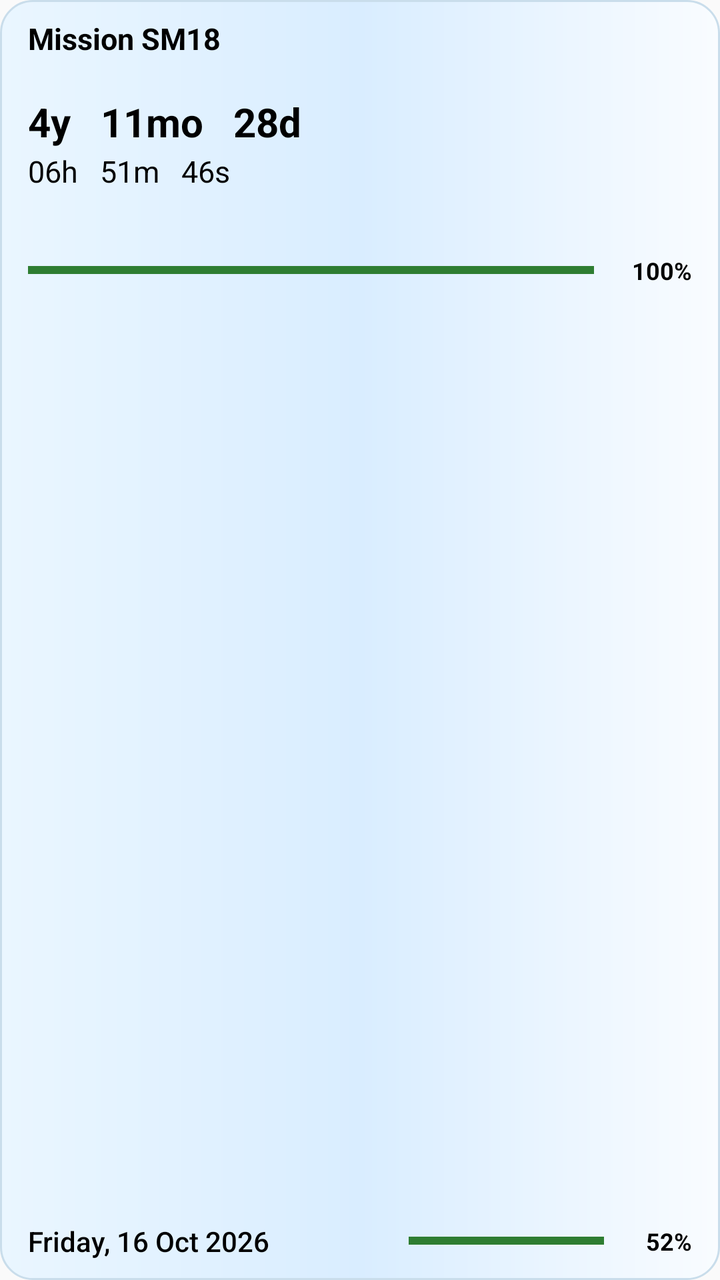
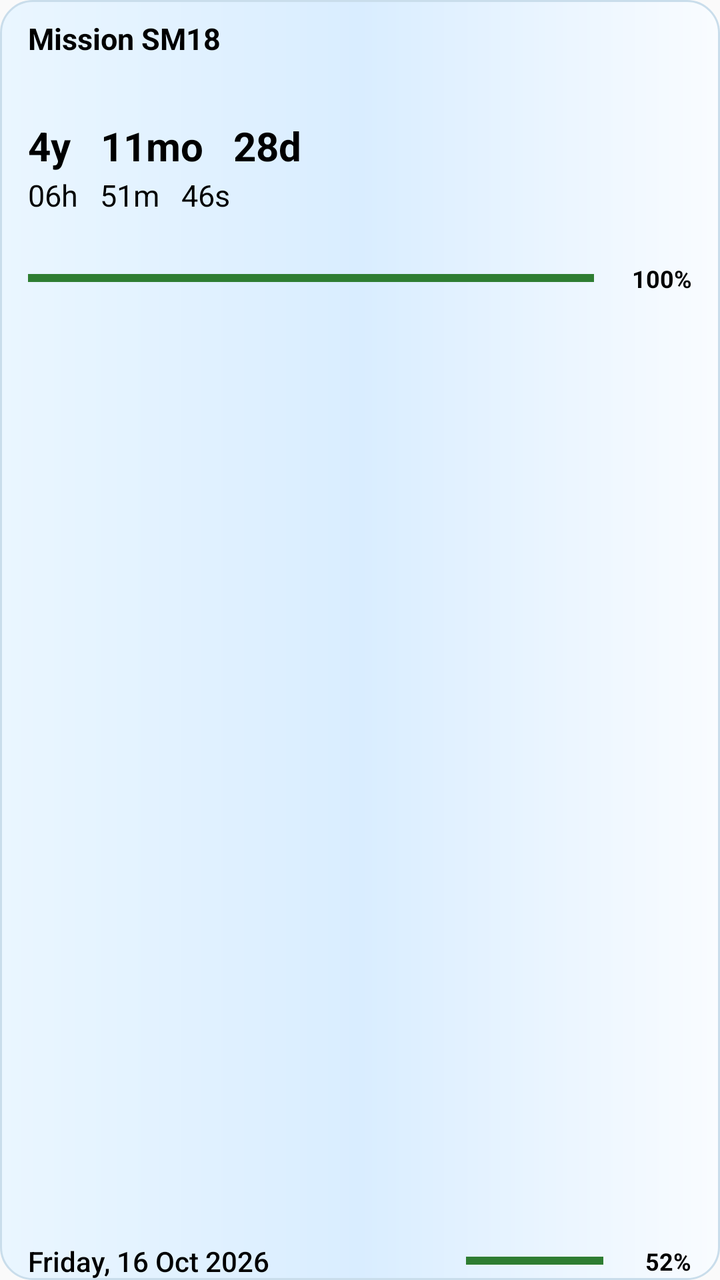

Before-and-after screenshots of an Android layout around one commit, followed by the original layout XML and the change that was made.
<!-- AndroidManifest.xml: application theme android:Theme.Material.Light.NoActionBar -->
<!-- res/layout/countdown_widget.xml -->
<?xml version="1.0" encoding="utf-8"?>
<LinearLayout xmlns:android="http://schemas.android.com/apk/res/android"
    android:id="@+id/widget_root"
    android:layout_width="match_parent"
    android:layout_height="match_parent"
    android:orientation="vertical"
    android:gravity="top"
    android:paddingStart="14dp"
    android:paddingEnd="14dp"
    android:paddingTop="9dp"
    android:paddingBottom="10dp"
    android:background="@drawable/widget_background">

    <TextView
        android:id="@+id/widget_title"
        android:layout_width="match_parent"
        android:layout_height="wrap_content"
        android:text="Mission SM18"
        android:textColor="#FF000000"
        android:textSize="15sp"
        android:textStyle="bold"
        android:maxLines="1" />

    <TextView
        android:id="@+id/widget_date"
        android:layout_width="match_parent"
        android:layout_height="wrap_content"
        android:layout_marginTop="18dp"
        android:text="4y   11mo   28d"
        android:textColor="#FF000000"
        android:textSize="20sp"
        android:textStyle="bold"
        android:maxLines="1"
        android:ellipsize="end" />

    <LinearLayout
        android:id="@+id/widget_time_row"
        android:layout_width="match_parent"
        android:layout_height="wrap_content"
        android:layout_marginTop="3dp"
        android:gravity="center_vertical"
        android:orientation="horizontal">

        <TextView
            android:id="@+id/widget_time"
            android:layout_width="wrap_content"
            android:layout_height="wrap_content"
            android:text="06h   51m   46s"
            android:textColor="#FF000000"
            android:textSize="15sp"
            android:includeFontPadding="false"
            android:maxLines="1" />

    </LinearLayout>

    <LinearLayout
        android:id="@+id/widget_main_progress_row"
        android:layout_width="match_parent"
        android:layout_height="wrap_content"
        android:layout_marginTop="32dp"
        android:gravity="center_vertical"
        android:orientation="horizontal">
        <FrameLayout
            android:layout_width="0dp"
            android:layout_height="8dp"
            android:layout_weight="1">
            <ProgressBar android:id="@+id/widget_progress_green" style="?android:attr/progressBarStyleHorizontal" android:layout_width="match_parent" android:layout_height="8dp" android:max="1000" android:progress="1000" android:progressTint="#2E7D32" android:progressBackgroundTint="#559E9E9E" />
            <ProgressBar android:id="@+id/widget_progress_yellow" style="?android:attr/progressBarStyleHorizontal" android:layout_width="match_parent" android:layout_height="8dp" android:max="1000" android:progress="1000" android:progressTint="#F9A825" android:progressBackgroundTint="#559E9E9E" android:visibility="gone" />
            <ProgressBar android:id="@+id/widget_progress_orange" style="?android:attr/progressBarStyleHorizontal" android:layout_width="match_parent" android:layout_height="8dp" android:max="1000" android:progress="1000" android:progressTint="#EF6C00" android:progressBackgroundTint="#559E9E9E" android:visibility="gone" />
            <ProgressBar android:id="@+id/widget_progress_red" style="?android:attr/progressBarStyleHorizontal" android:layout_width="match_parent" android:layout_height="8dp" android:max="1000" android:progress="1000" android:progressTint="#C62828" android:progressBackgroundTint="#559E9E9E" android:visibility="gone" />
        </FrameLayout>
        <TextView
            android:id="@+id/widget_main_percent"
            android:layout_width="42dp"
            android:layout_height="wrap_content"
            android:layout_marginStart="7dp"
            android:gravity="end|center_vertical"
            android:text="100%"
            android:textColor="#FF000000"
            android:textSize="12sp"
            android:textStyle="bold"
            android:maxLines="1" />
    </LinearLayout>

    <LinearLayout
        android:layout_width="match_parent"
        android:layout_height="0dp"
        android:layout_weight="1"
        android:orientation="vertical" />

    <LinearLayout
        android:id="@+id/widget_bottom_row"
        android:layout_width="match_parent"
        android:layout_height="wrap_content"
        android:layout_marginTop="4dp"
        android:gravity="center_vertical"
        android:orientation="horizontal">
        <TextView
            android:id="@+id/widget_today"
            android:layout_width="0dp"
            android:layout_height="wrap_content"
            android:layout_weight="1.5"
            android:layout_marginEnd="8dp"
            android:text="Friday, 16 Oct 2026"
            android:textColor="#FF000000"
            android:textSize="14sp"
            android:fontFamily="sans-serif-medium"
            android:maxLines="1"
            android:ellipsize="end" />
        <FrameLayout
            android:layout_width="0dp"
            android:layout_height="6dp"
            android:layout_weight="0.8"
            android:contentDescription="Time remaining today">
            <ProgressBar android:id="@+id/widget_day_track" style="?android:attr/progressBarStyleHorizontal" android:layout_width="match_parent" android:layout_height="6dp" android:max="1000" android:progress="1000" android:progressTint="#559E9E9E" android:progressBackgroundTint="#559E9E9E" />
            <ProgressBar android:id="@+id/widget_day_green" style="?android:attr/progressBarStyleHorizontal" android:layout_width="match_parent" android:layout_height="6dp" android:max="1000" android:progress="1000" android:progressTint="#2E7D32" android:progressBackgroundTint="#559E9E9E" />
            <ProgressBar android:id="@+id/widget_day_yellow" style="?android:attr/progressBarStyleHorizontal" android:layout_width="match_parent" android:layout_height="6dp" android:max="1000" android:progress="1000" android:progressTint="#F9A825" android:progressBackgroundTint="#559E9E9E" android:visibility="gone" />
            <ProgressBar android:id="@+id/widget_day_orange" style="?android:attr/progressBarStyleHorizontal" android:layout_width="match_parent" android:layout_height="6dp" android:max="1000" android:progress="1000" android:progressTint="#EF6C00" android:progressBackgroundTint="#559E9E9E" android:visibility="gone" />
            <ProgressBar android:id="@+id/widget_day_red" style="?android:attr/progressBarStyleHorizontal" android:layout_width="match_parent" android:layout_height="6dp" android:max="1000" android:progress="1000" android:progressTint="#C62828" android:progressBackgroundTint="#559E9E9E" android:visibility="gone" />
        </FrameLayout>
        <TextView
            android:id="@+id/widget_day_percent"
            android:layout_width="38dp"
            android:layout_height="wrap_content"
            android:layout_marginStart="6dp"
            android:gravity="end|center_vertical"
            android:text="52%"
            android:textColor="#FF000000"
            android:textSize="12sp"
            android:textStyle="bold"
            android:maxLines="1" />
    </LinearLayout>
</LinearLayout>
<!-- resources referenced by this layout -->
<resources>
  <!-- drawable widget_background (drawable) -->
  <?xml version="1.0" encoding="utf-8"?>
  <shape xmlns:android="http://schemas.android.com/apk/res/android">
      <gradient android:angle="0" android:startColor="#FFEAF6FF" android:centerColor="#FFD9EDFF" android:endColor="#FFF9FCFF" android:type="linear" />
      <corners android:radius="16dp" />
      <stroke android:width="1dp" android:color="#FFC9DDEB" />
  </shape>
</resources>

<!-- the commit's change to res/layout/countdown_widget.xml (unified diff, before → after) -->
@@ -8,7 +8,7 @@
     android:paddingStart="14dp"
     android:paddingEnd="14dp"
     android:paddingTop="9dp"
-    android:paddingBottom="10dp"
+    android:paddingBottom="0dp"
     android:background="@drawable/widget_background">
 
     <TextView
@@ -25,7 +25,7 @@
         android:id="@+id/widget_date"
         android:layout_width="match_parent"
         android:layout_height="wrap_content"
-        android:layout_marginTop="18dp"
+        android:layout_marginTop="30dp"
         android:text="4y   11mo   28d"
         android:textColor="#FF000000"
         android:textSize="20sp"
@@ -57,7 +57,7 @@
         android:id="@+id/widget_main_progress_row"
         android:layout_width="match_parent"
         android:layout_height="wrap_content"
-        android:layout_marginTop="32dp"
+        android:layout_marginTop="24dp"
         android:gravity="center_vertical"
         android:orientation="horizontal">
         <FrameLayout
@@ -92,14 +92,14 @@
         android:id="@+id/widget_bottom_row"
         android:layout_width="match_parent"
         android:layout_height="wrap_content"
-        android:layout_marginTop="4dp"
+        android:layout_marginTop="0dp"
         android:gravity="center_vertical"
         android:orientation="horizontal">
         <TextView
             android:id="@+id/widget_today"
             android:layout_width="0dp"
             android:layout_height="wrap_content"
-            android:layout_weight="1.5"
+            android:layout_weight="2.0"
             android:layout_marginEnd="8dp"
             android:text="Friday, 16 Oct 2026"
             android:textColor="#FF000000"
@@ -110,7 +110,7 @@
         <FrameLayout
             android:layout_width="0dp"
             android:layout_height="6dp"
-            android:layout_weight="0.8"
+            android:layout_weight="0.65"
             android:contentDescription="Time remaining today">
             <ProgressBar android:id="@+id/widget_day_track" style="?android:attr/progressBarStyleHorizontal" android:layout_width="match_parent" android:layout_height="6dp" android:max="1000" android:progress="1000" android:progressTint="#559E9E9E" android:progressBackgroundTint="#559E9E9E" />
             <ProgressBar android:id="@+id/widget_day_green" style="?android:attr/progressBarStyleHorizontal" android:layout_width="match_parent" android:layout_height="6dp" android:max="1000" android:progress="1000" android:progressTint="#2E7D32" android:progressBackgroundTint="#559E9E9E" />
